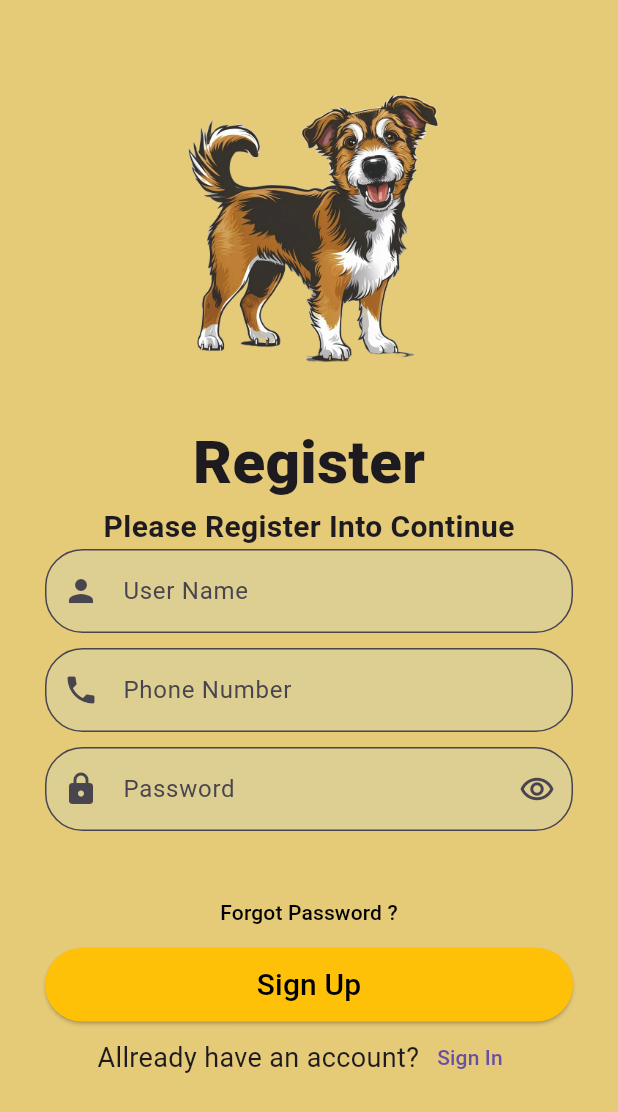
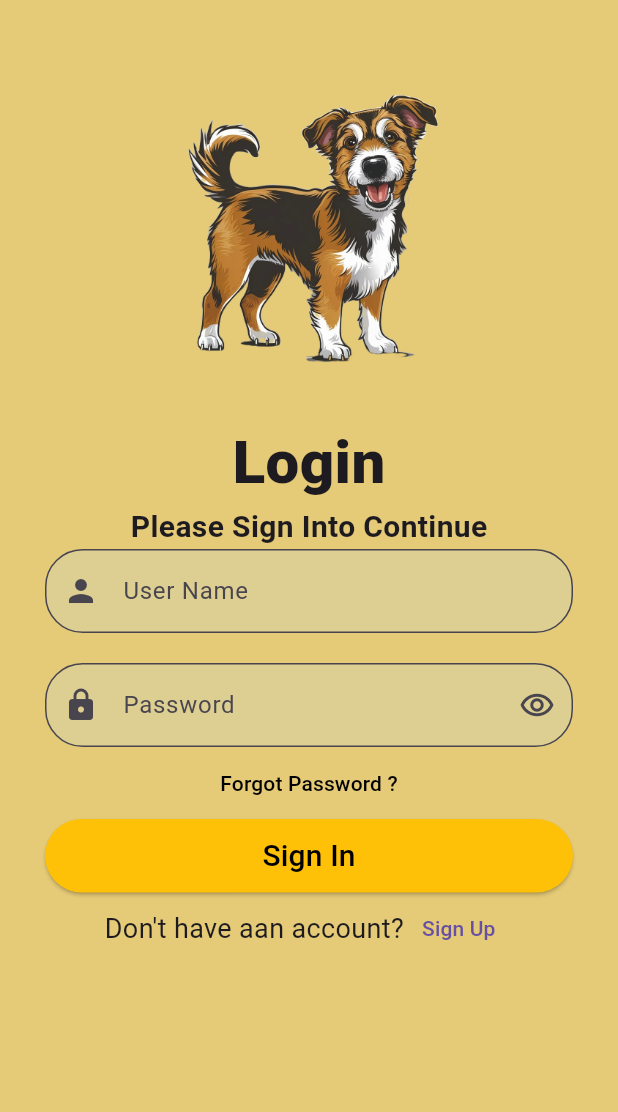
Before and after one commit to Dileesha-Lakshan07/capstone_project, a Flutter app: the screen it shows after launch, on a phone screen of 412 x 824 dp. Shown: the top 1112 px of the screen. Run offline on Flutter 3.47's test engine with Material 3 defaults, Android fonts, the phone set to English and light mode, and no system bars.

Commit message:
Change forgot password button into login screen.

```diff
--- a/dileesha/frontend/lib/login.dart
+++ b/dileesha/frontend/lib/login.dart
@@ -19,6 +19,7 @@ class _loginState extends State<login> {
               _signInPic(context),
               _header(context),
               _inputFeild(context),
+              _forgotPassword(context),
               _elevateButton(context),
               _signUp(context),
             ]
@@ -80,6 +81,11 @@ class _loginState extends State<login> {
     );
   }
 
+  _forgotPassword(context){
+    return TextButton(onPressed:(){}, child: const Text("Forgot Password ?"),
+      style: ButtonStyle(foregroundColor: MaterialStateProperty.all(Colors.black)),);
+  }
+
   _elevateButton(context){
     return Column(
       crossAxisAlignment: CrossAxisAlignment.stretch,
--- a/dileesha/frontend/lib/main.dart
+++ b/dileesha/frontend/lib/main.dart
@@ -13,7 +13,7 @@ class MyApp extends StatelessWidget {
   Widget build(BuildContext context) {
     return const MaterialApp(
       title: "my app",
-      home: signUp(),
+      home: login(),
     );
   }
 }
--- a/dileesha/frontend/lib/signUp.dart
+++ b/dileesha/frontend/lib/signUp.dart
@@ -19,7 +19,6 @@ class _signUpState extends State<signUp> {
               _signupImage(context),
               _header(context),
               _inputFeild(context),
-              _forgotPassword(context),
               _elevateButton(context),
               _signUp(context),
             ]
@@ -110,11 +109,6 @@ class _signUpState extends State<signUp> {
     );
   }
 
-  _forgotPassword(context){
-    return TextButton(onPressed:(){}, child: const Text("Forgot Password ?"),
-      style: ButtonStyle(foregroundColor: MaterialStateProperty.all(Colors.black)),);
-  }
-
 
   _elevateButton(context){
     return Column(
```
